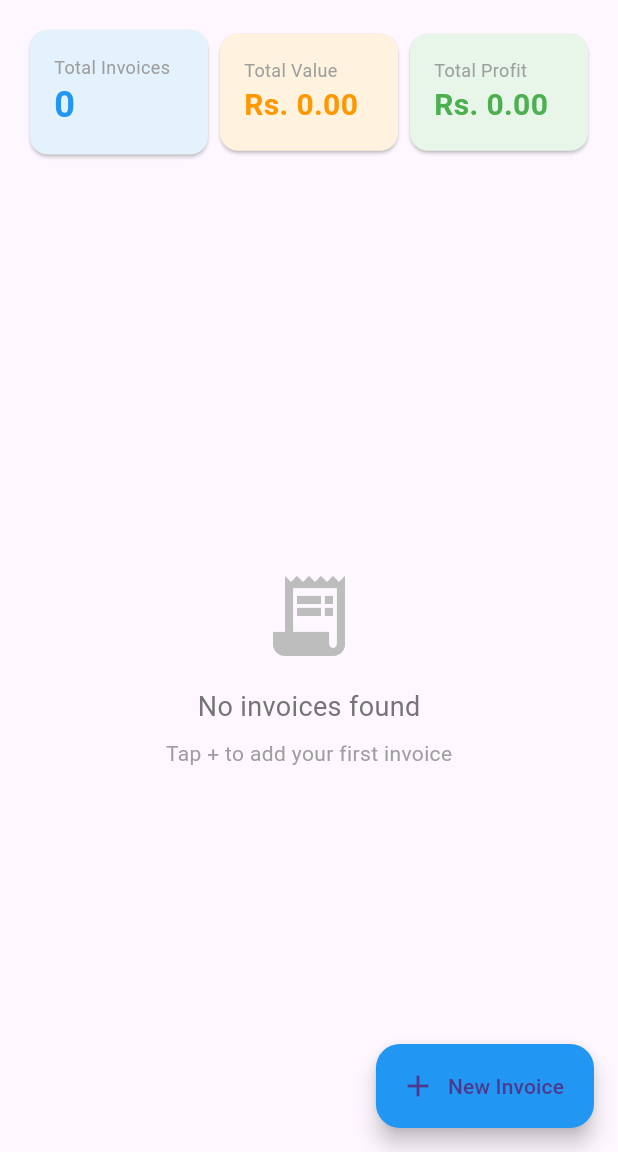
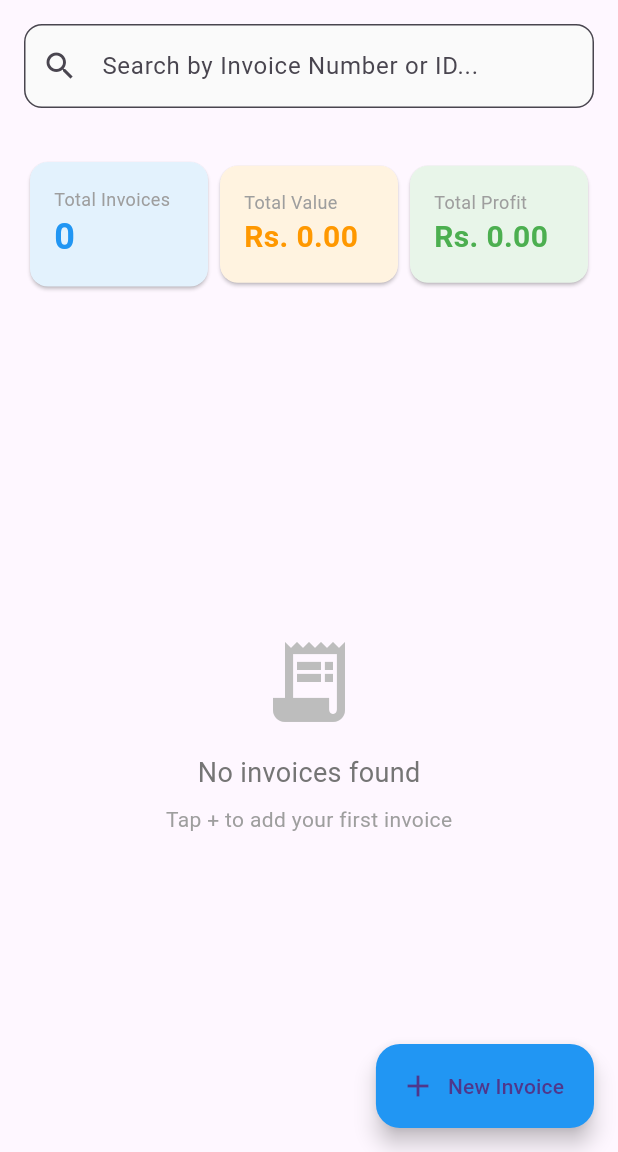
Before and after one commit to maduranga98/distro-tracker, a Flutter app: the InvoiceList screen opened directly, on a phone screen of 412 x 824 dp, the part 84-1236 px from its top. Run offline on Flutter 3.47's test engine with Material 3 defaults, Android fonts, the phone set to English and light mode, and no system bars; our stand-ins replace cloud_firestore, firebase_core; accounts and stored records are empty.

Commit message:
Add invoice search functionality and fix NTB dropdown overflow
- Add search field to invoice list for searching by invoice number or ID
- Implement client-side filtering for invoice search results
- Fix NTB bank dropdown overflow by adding text ellipsis and constraints
- Add isExpanded property to dropdown and maxLines to prevent text overflow

```diff
--- a/lib/invoices/invoice_list.dart
+++ b/lib/invoices/invoice_list.dart
@@ -16,6 +16,8 @@ class _InvoiceListState extends State<InvoiceList> {
   String? _selectedSupplier;
   DateTime? _startDate;
   DateTime? _endDate;
+  String _searchQuery = '';
+  final TextEditingController _searchController = TextEditingController();
 
   List<Map<String, dynamic>> _distributions = [];
   List<Map<String, dynamic>> _suppliers = [];
@@ -29,6 +31,12 @@ class _InvoiceListState extends State<InvoiceList> {
     super.initState();
     _loadDistributions();
     _loadSuppliers();
+  }
+
+  @override
+  void dispose() {
+    _searchController.dispose();
+    super.dispose();
   }
 
   Future<void> _loadDistributions() async {
@@ -149,6 +157,8 @@ class _InvoiceListState extends State<InvoiceList> {
       _selectedSupplier = null;
       _startDate = null;
       _endDate = null;
+      _searchQuery = '';
+      _searchController.clear();
     });
   }
 
@@ -233,6 +243,38 @@ class _InvoiceListState extends State<InvoiceList> {
       ),
       body: Column(
         children: [
+          // Search Bar
+          Padding(
+            padding: const EdgeInsets.all(16),
+            child: TextField(
+              controller: _searchController,
+              decoration: InputDecoration(
+                hintText: 'Search by Invoice Number or ID...',
+                prefixIcon: const Icon(Icons.search),
+                suffixIcon: _searchQuery.isNotEmpty
+                    ? IconButton(
+                        icon: const Icon(Icons.clear),
+                        onPressed: () {
+                          setState(() {
+                            _searchController.clear();
+                            _searchQuery = '';
+                          });
+                        },
+                      )
+                    : null,
+                border: OutlineInputBorder(
+                  borderRadius: BorderRadius.circular(12),
+                ),
+                filled: true,
+                fillColor: Colors.grey[50],
+              ),
+              onChanged: (value) {
+                setState(() {
+                  _searchQuery = value.toLowerCase().trim();
+                });
+              },
+            ),
+          ),
           // Filters Summary
           if (_selectedDistribution != null ||
               _selectedSupplier != null ||
@@ -412,7 +454,17 @@ class _InvoiceListState extends State<InvoiceList> {
                   return const Center(child: CircularProgressIndicator());
                 }
 
-                final invoices = snapshot.data?.docs ?? [];
+                var invoices = snapshot.data?.docs ?? [];
+
+                // Filter by search query if present
+                if (_searchQuery.isNotEmpty) {
+                  invoices = invoices.where((doc) {
+                    final data = doc.data();
+                    final invoiceNumber = (data['invoiceNumber'] ?? '').toString().toLowerCase();
+                    final invoiceId = doc.id.toLowerCase();
+                    return invoiceNumber.contains(_searchQuery) || invoiceId.contains(_searchQuery);
+                  }).toList();
+                }
 
                 // Calculate totals only once when data changes
                 if (snapshot.hasData) {
--- a/lib/ntb/ntb_bank_payments.dart
+++ b/lib/ntb/ntb_bank_payments.dart
@@ -104,6 +104,7 @@ class _NTBBankPaymentsScreenState extends State<NTBBankPaymentsScreen> {
                     border: OutlineInputBorder(),
                   ),
                   value: _selectedDistributionId,
+                  isExpanded: true,
                   items: distributions.map((doc) {
                     final data = doc.data() as Map<String, dynamic>;
                     return DropdownMenuItem(
@@ -115,11 +116,15 @@ class _NTBBankPaymentsScreenState extends State<NTBBankPaymentsScreen> {
                           Text(
                             data['name'] ?? '',
                             style: const TextStyle(fontWeight: FontWeight.bold),
+                            overflow: TextOverflow.ellipsis,
+                            maxLines: 1,
                           ),
                           Text(
                             'Bank Account: ${data['bankAccount'] ?? 'N/A'}',
                             style: const TextStyle(
                                 fontSize: 12, color: Colors.grey),
+                            overflow: TextOverflow.ellipsis,
+                            maxLines: 1,
                           ),
                         ],
                       ),
```
